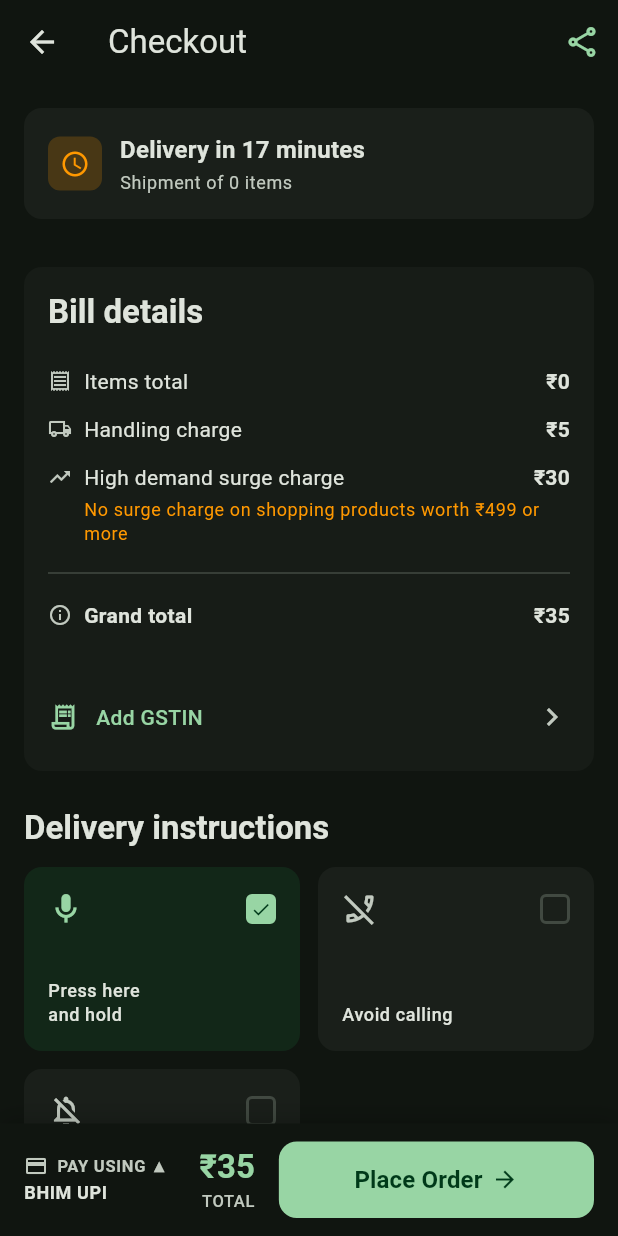
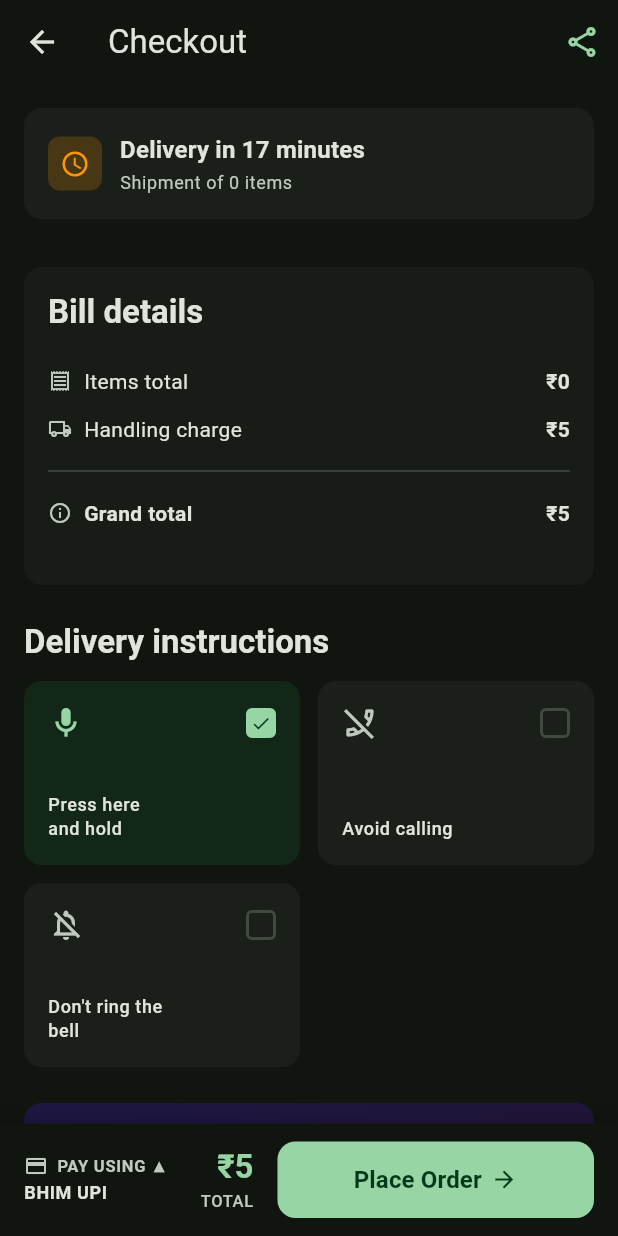
Before and after one commit to Naman30903/Daily_bazaar, a Flutter app: the CheckoutScreen screen opened by its route, after a tap on an icon or button, on a phone screen of 412 x 824 dp. Run offline on Flutter 3.47's test engine with Material 3 defaults, Android fonts, the phone set to English and light mode, and no system bars; our stand-ins replace cached_network_image, flutter_riverpod, geocoding, geolocator, hive_flutter, riverpod_annotation and 1 more; accounts and stored records are empty; generated files the repository leaves out were written again.

Commit message:
refactor: Remove surge charge and GSTIN section from checkout

```diff
--- a/frontend/daily_bazaar_frontend/lib/screens/checkout/checkout_screen.dart
+++ b/frontend/daily_bazaar_frontend/lib/screens/checkout/checkout_screen.dart
@@ -68,6 +68,7 @@ class CheckoutScreen extends ConsumerWidget {
 
               const SizedBox(height: 8),
 
+              // Bill Details Section
               // Bill Details Section
               BillDetailsSection(billDetails: checkoutState.billDetails),
 
--- a/frontend/daily_bazaar_frontend/lib/shared_feature/models/checkout_models.dart
+++ b/frontend/daily_bazaar_frontend/lib/shared_feature/models/checkout_models.dart
@@ -30,8 +30,7 @@ class CartItem {
       : null;
 
   int? get savingsPerItemCents {
-    if (mrpCentsSnapshot == null ||
-        mrpCentsSnapshot! <= priceCentsSnapshot) {
+    if (mrpCentsSnapshot == null || mrpCentsSnapshot! <= priceCentsSnapshot) {
       return null;
     }
     return mrpCentsSnapshot! - priceCentsSnapshot;
@@ -60,11 +59,7 @@ class CartItem {
 }
 
 /// Types of delivery instructions
-enum DeliveryInstructionType {
-  pressHereAndHold,
-  avoidCalling,
-  dontRingBell,
-}
+enum DeliveryInstructionType { pressHereAndHold, avoidCalling, dontRingBell }
 
 /// Represents a delivery instruction option
 class DeliveryInstruction {
@@ -97,58 +92,42 @@ class BillDetails {
     required this.itemsTotalCents,
     required this.savedAmountCents,
     required this.handlingChargeCents,
-    this.surgeChargeCents,
     this.deliveryFeeCents = 0,
   });
 
   final int itemsTotalCents;
   final int savedAmountCents;
   final int handlingChargeCents;
-  final int? surgeChargeCents;
   final int deliveryFeeCents;
 
   double get itemsTotalInRupees => itemsTotalCents / 100;
   double get savedAmountInRupees => savedAmountCents / 100;
   double get handlingChargeInRupees => handlingChargeCents / 100;
-  double? get surgeChargeInRupees =>
-      surgeChargeCents != null ? surgeChargeCents! / 100 : null;
   double get deliveryFeeInRupees => deliveryFeeCents / 100;
 
   int get grandTotalCents {
-    return itemsTotalCents +
-        handlingChargeCents +
-        (surgeChargeCents ?? 0) +
-        deliveryFeeCents;
+    return itemsTotalCents + handlingChargeCents + deliveryFeeCents;
   }
 
   double get grandTotalInRupees => grandTotalCents / 100;
 
   String get formattedItemsTotal => '₹${itemsTotalInRupees.toStringAsFixed(0)}';
-  String get formattedSavedAmount => '₹${savedAmountInRupees.toStringAsFixed(0)}';
+  String get formattedSavedAmount =>
+      '₹${savedAmountInRupees.toStringAsFixed(0)}';
   String get formattedHandlingCharge =>
       '₹${handlingChargeInRupees.toStringAsFixed(0)}';
-  String? get formattedSurgeCharge => surgeChargeInRupees != null
-      ? '₹${surgeChargeInRupees!.toStringAsFixed(0)}'
-      : null;
   String get formattedGrandTotal => '₹${grandTotalInRupees.toStringAsFixed(0)}';
-
-  /// Returns true if surge charge should be waived (items total >= ₹499)
-  bool get isSurgeChargeWaived => itemsTotalCents >= 49900;
 
   BillDetails copyWith({
     int? itemsTotalCents,
     int? savedAmountCents,
     int? handlingChargeCents,
-    int? surgeChargeCents,
-    bool clearSurgeCharge = false,
     int? deliveryFeeCents,
   }) {
     return BillDetails(
       itemsTotalCents: itemsTotalCents ?? this.itemsTotalCents,
       savedAmountCents: savedAmountCents ?? this.savedAmountCents,
       handlingChargeCents: handlingChargeCents ?? this.handlingChargeCents,
-      surgeChargeCents:
-          clearSurgeCharge ? null : (surgeChargeCents ?? this.surgeChargeCents),
       deliveryFeeCents: deliveryFeeCents ?? this.deliveryFeeCents,
     );
   }
--- a/frontend/daily_bazaar_frontend/lib/shared_feature/provider/checkout_provider.dart
+++ b/frontend/daily_bazaar_frontend/lib/shared_feature/provider/checkout_provider.dart
@@ -13,6 +13,7 @@ class CheckoutState {
     this.donationAmountCents,
     this.deliveryAddress,
     required this.billDetails,
+    this.gstin,
     this.isLoading = false,
     this.error,
   });
@@ -22,6 +23,7 @@ class CheckoutState {
   final int? donationAmountCents;
   final UserAddress? deliveryAddress;
   final BillDetails billDetails;
+  final String? gstin;
   final bool isLoading;
   final String? error;
 
@@ -46,6 +48,7 @@ class CheckoutState {
     bool clearDonation = false,
     UserAddress? deliveryAddress,
     BillDetails? billDetails,
+    String? gstin,
     bool? isLoading,
     String? error,
     bool clearError = false,
@@ -58,6 +61,7 @@ class CheckoutState {
           : (donationAmountCents ?? this.donationAmountCents),
       deliveryAddress: deliveryAddress ?? this.deliveryAddress,
       billDetails: billDetails ?? this.billDetails,
+      gstin: gstin ?? this.gstin,
       isLoading: isLoading ?? this.isLoading,
       error: clearError ? null : (error ?? this.error),
     );
@@ -66,9 +70,7 @@ class CheckoutState {
 
 @riverpod
 class CheckoutController extends _$CheckoutController {
-  static const int _surgeChargeCents = 3000; // ₹30
   static const int _handlingChargeCents = 500; // ₹5
-  static const int _surgeChargeWaiverThresholdCents = 49900; // ₹499
 
   @override
   CheckoutState build() {
@@ -158,6 +160,11 @@ class CheckoutController extends _$CheckoutController {
     state = state.copyWith(clearDonation: true);
   }
 
+  /// Set GSTIN
+  void setGstin(String gstin) {
+    state = state.copyWith(gstin: gstin);
+  }
+
   /// Calculate bill details based on cart items
   BillDetails _calculateBillDetails(List<CartItem> items) {
     // Calculate items total
@@ -172,17 +179,10 @@ class CheckoutController extends _$CheckoutController {
       (sum, item) => sum + (item.totalSavingsCents ?? 0),
     );
 
-    // Determine surge charge
-    final int? surgeChargeCents =
-        itemsTotalCents >= _surgeChargeWaiverThresholdCents
-        ? null
-        : _surgeChargeCents;
-
     return BillDetails(
       itemsTotalCents: itemsTotalCents,
       savedAmountCents: savedAmountCents,
       handlingChargeCents: _handlingChargeCents,
-      surgeChargeCents: surgeChargeCents,
       deliveryFeeCents: 0,
     );
   }
--- a/frontend/daily_bazaar_frontend/lib/shared_feature/widgets/checkout/bill_details_section.dart
+++ b/frontend/daily_bazaar_frontend/lib/shared_feature/widgets/checkout/bill_details_section.dart
@@ -5,10 +5,7 @@ import 'package:flutter/material.dart';
 
 /// Bill details section
 class BillDetailsSection extends StatelessWidget {
-  const BillDetailsSection({
-    super.key,
-    required this.billDetails,
-  });
+  const BillDetailsSection({super.key, required this.billDetails});
 
   final BillDetails billDetails;
 
@@ -53,15 +50,6 @@ class BillDetailsSection extends StatelessWidget {
             value: billDetails.formattedHandlingCharge,
           ),
 
-          // Surge charge (conditional)
-          if (billDetails.surgeChargeCents != null)
-            BillRowItem(
-              label: 'High demand surge charge',
-              value: billDetails.formattedSurgeCharge!,
-              sublabel: 'No surge charge on shopping products worth ₹499 or more',
-              sublabelColor: Colors.orange,
-            ),
-
           const Divider(height: 24),
 
           // Grand total
@@ -75,47 +63,7 @@ class BillDetailsSection extends StatelessWidget {
 
           // Savings banner
           if (billDetails.savedAmountCents > 0)
-            SavingsBanner(
-              savingsAmount: billDetails.formattedSavedAmount,
-            ),
-
-          const SizedBox(height: 16),
-
-          // Add GSTIN row
-          Material(
-            color: Colors.transparent,
-            child: InkWell(
-              onTap: () {
-                // TODO: Navigate to GSTIN entry
-              },
-              borderRadius: BorderRadius.circular(8),
-              child: Padding(
-                padding: const EdgeInsets.symmetric(vertical: 8),
-                child: Row(
-                  children: [
-                    Icon(
-                      Icons.receipt_long_outlined,
-                      size: 20,
-                      color: cs.primary,
-                    ),
-                    const SizedBox(width: 12),
-                    Text(
-                      'Add GSTIN',
-                      style: textTheme.bodyMedium?.copyWith(
-                        color: cs.primary,
-                        fontWeight: FontWeight.w500,
-                      ),
-                    ),
-                    const Spacer(),
-                    Icon(
-                      Icons.chevron_right,
-                      color: cs.onSurfaceVariant,
-                    ),
-                  ],
-                ),
-              ),
-            ),
-          ),
+            SavingsBanner(savingsAmount: billDetails.formattedSavedAmount),
         ],
       ),
     );
```
Also changed, not shown: 3 other files.
